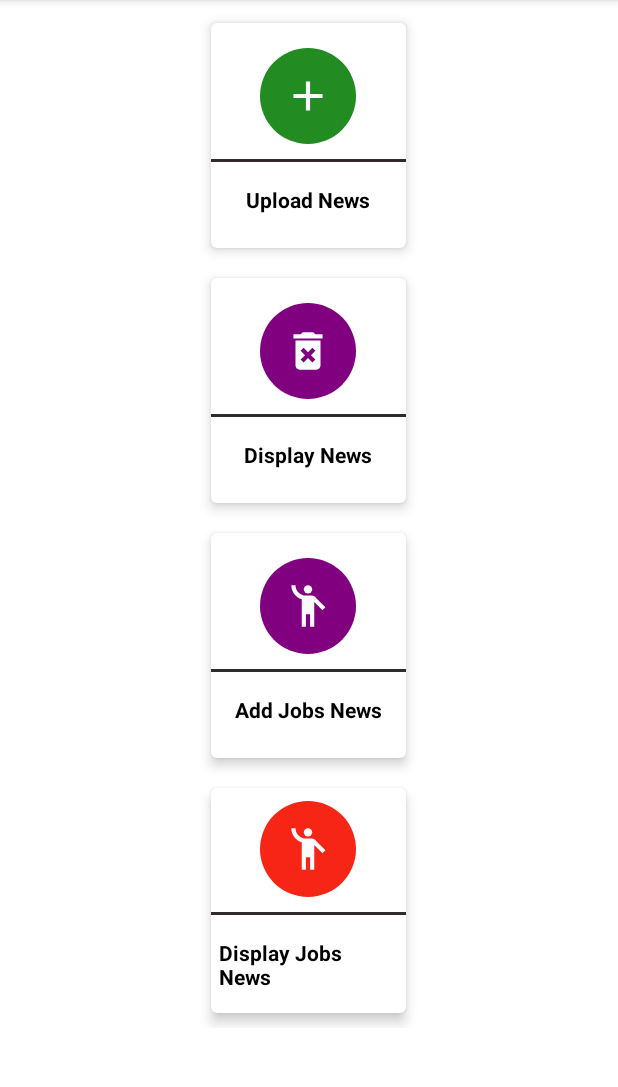
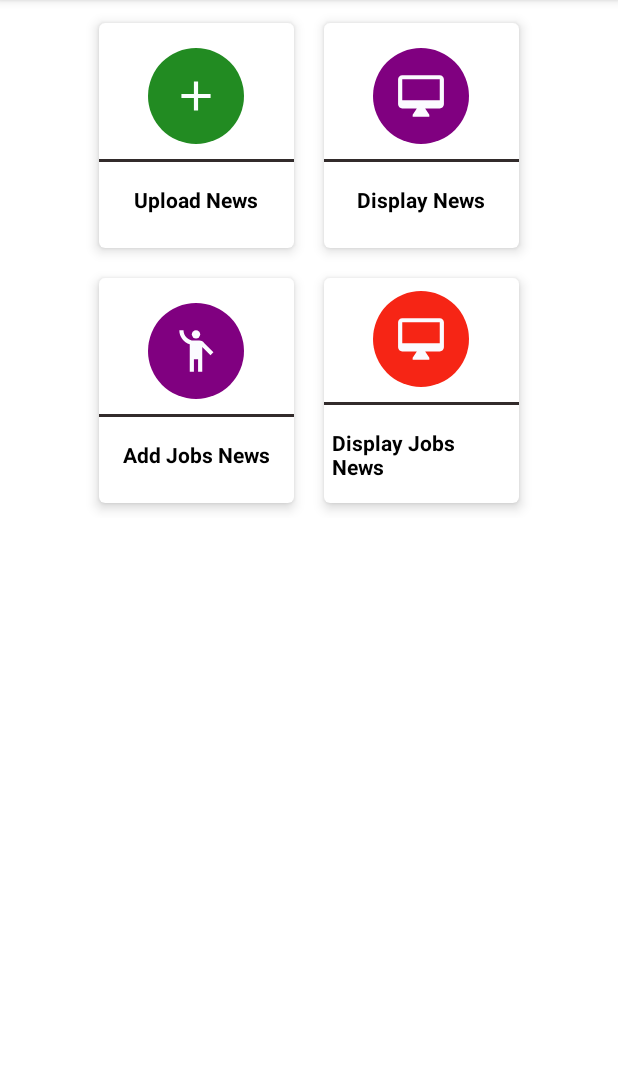
Before and after one commit to masud-ahmed-alt/Blp-Admin, an Android app: the screen it shows after launch (MainActivity), on a phone screen of 412 x 824 dp, the part 84-1171 px from its top. Run offline under Robolectric (Android 15) with nearby library versions, the phone set to English and light mode, and no system bars.

Commit message:
admin app modify

```diff
--- /dev/null
+++ b/app/src/main/res/drawable/ic_display.xml
@@ -0,0 +1,5 @@
+<vector android:height="24dp" android:tint="#FBFBFF"
+    android:viewportHeight="24" android:viewportWidth="24"
+    android:width="24dp" xmlns:android="http://schemas.android.com/apk/res/android">
+    <path android:fillColor="@android:color/white" android:pathData="M21,2L3,2c-1.1,0 -2,0.9 -2,2v12c0,1.1 0.9,2 2,2h7l-2,3v1h8v-1l-2,-3h7c1.1,0 2,-0.9 2,-2L23,4c0,-1.1 -0.9,-2 -2,-2zM21,14L3,14L3,4h18v10z"/>
+</vector>
--- a/app/src/main/res/layout/activity_main.xml
+++ b/app/src/main/res/layout/activity_main.xml
@@ -8,11 +8,16 @@
 
     <LinearLayout
         android:layout_width="match_parent"
-        android:layout_height="wrap_content"
+        android:layout_height="match_parent"
         android:orientation="vertical"
-        android:gravity="center"
+        android:gravity="center_vertical"
         android:layout_margin="5dp">
 
+        <LinearLayout
+            android:layout_width="match_parent"
+            android:layout_height="wrap_content"
+            android:gravity="center_horizontal"
+            android:orientation="horizontal">
             <com.google.android.material.card.MaterialCardView
                 android:layout_width="130dp"
                 android:layout_height="150dp"
@@ -62,7 +67,7 @@
                         android:layout_width="64dp"
                         android:layout_height="64dp"
                         android:background="@drawable/circle_purple"
-                    android:src="@drawable/ic_delete"
+                        android:src="@drawable/ic_display"
                         android:padding="15dp"/>
 
                     <View
@@ -81,6 +86,13 @@
 
                 </LinearLayout>
             </com.google.android.material.card.MaterialCardView>
+        </LinearLayout>
+
+        <LinearLayout
+            android:layout_width="match_parent"
+            android:layout_height="wrap_content"
+            android:orientation="horizontal"
+            android:gravity="center_horizontal">
             <com.google.android.material.card.MaterialCardView
                 android:layout_width="130dp"
                 android:layout_height="150dp"
@@ -126,12 +138,13 @@
                     android:layout_height="match_parent"
                     android:orientation="vertical"
                     android:gravity="center">
+
                     <ImageView
                         android:layout_width="64dp"
                         android:layout_height="64dp"
                         android:background="@drawable/circle_red"
-                    android:src="@drawable/ic_jobs"
-                    android:padding="15dp"/>
+                        android:padding="15dp"
+                        android:src="@drawable/ic_display" />
 
                     <View
                         android:layout_width="match_parent"
@@ -149,13 +162,7 @@
 
                 </LinearLayout>
             </com.google.android.material.card.MaterialCardView>
-
-        <!--        <ImageView-->
-        <!--            android:layout_width="match_parent"-->
-        <!--            android:layout_height="176dp"-->
-        <!--            android:layout_marginTop="20dp"-->
-        <!--            android:src="@drawable/blp_logo"-->
-        <!--            android:scaleType="fitXY"/>-->
+        </LinearLayout>
 
     </LinearLayout>
 
```
Lines whose indentation alone changed are shown as unchanged.
